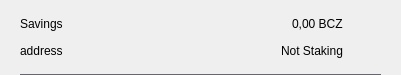
Qt form src/qt/bcz/forms/csrow.ui (SpecialCoins/den) before a commit.
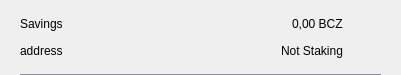
The same form after that commit. Icons and pictures are not drawn.

Diff of the .ui file:
```diff
--- a/src/qt/bcz/forms/csrow.ui
+++ b/src/qt/bcz/forms/csrow.ui
@@ -192,7 +192,7 @@
       </size>
      </property>
      <property name="styleSheet">
-      <string notr="true">background-color:#69656F;</string>
+      <string notr="true">background-color:#908c96;</string>
      </property>
      <property name="text">
       <string/>
```
